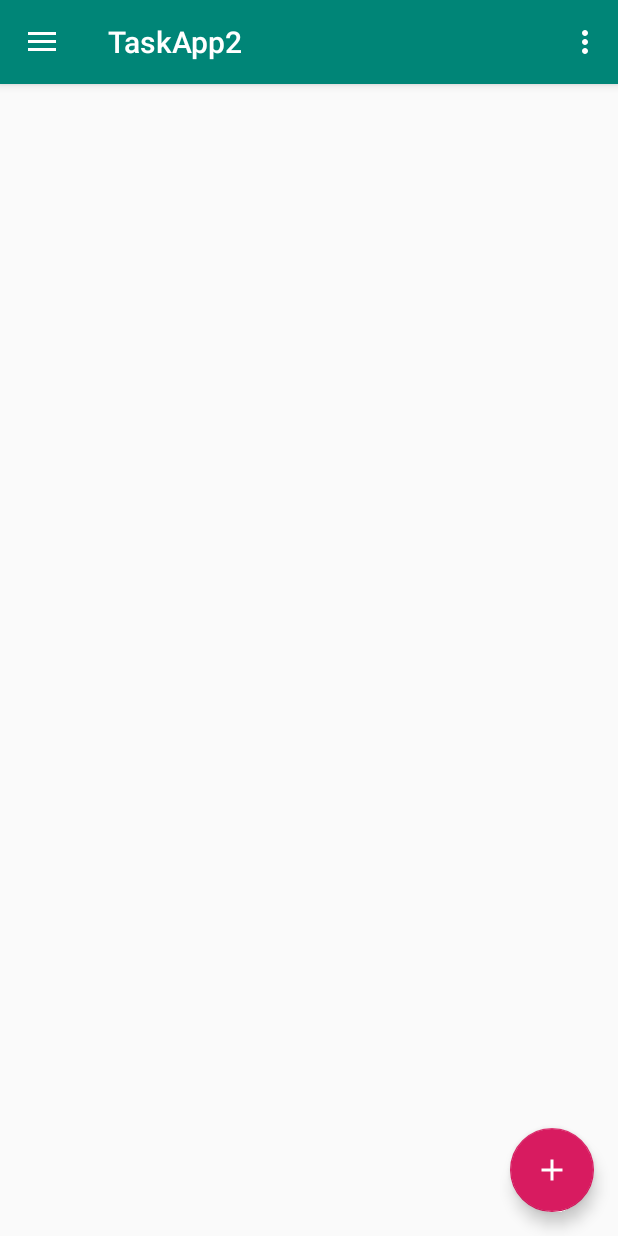
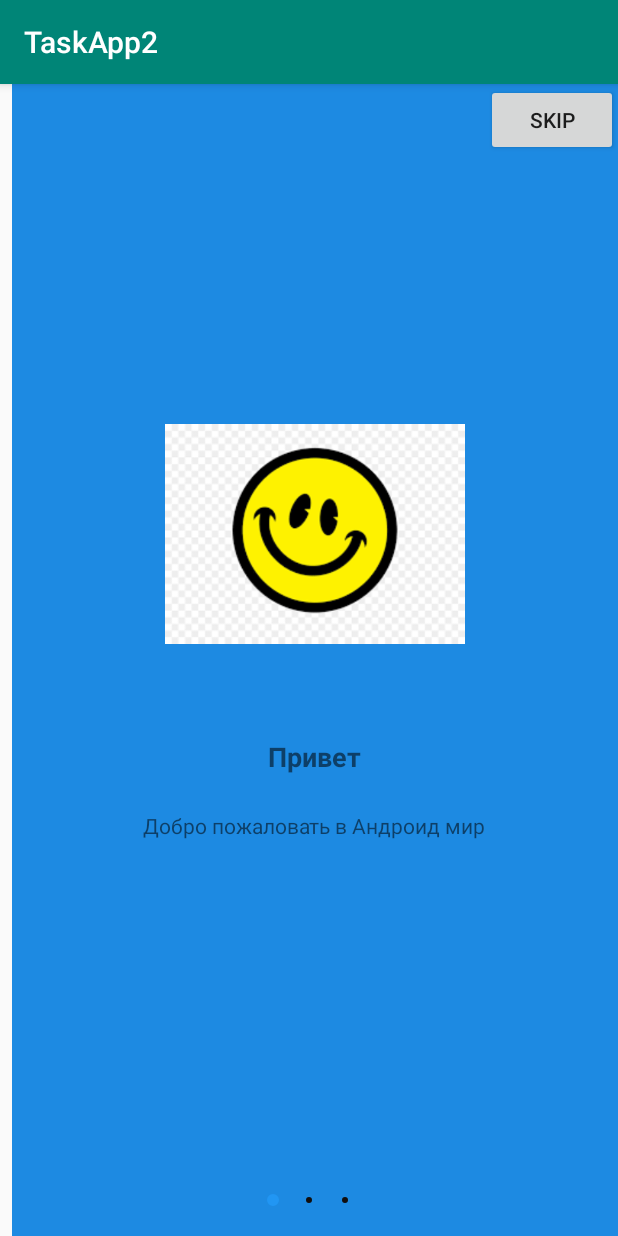
Before and after one commit to Imatkulov/TaskApp2., an Android app: the screen it shows after launch (MainActivity before the commit, OnBoardActivity after it), on a phone screen of 412 x 824 dp. Run offline under Robolectric (Android 15) with nearby library versions, the phone set to English and light mode, and no system bars.

```diff
--- a/app/build.gradle
+++ b/app/build.gradle
@@ -25,6 +25,7 @@ dependencies {
     implementation 'androidx.appcompat:appcompat:1.0.2'
     implementation 'com.google.android.material:material:1.0.0'
     implementation 'androidx.constraintlayout:constraintlayout:1.1.3'
+    implementation 'androidx.legacy:legacy-support-v4:1.0.0'
     testImplementation 'junit:junit:4.12'
     androidTestImplementation 'androidx.test:runner:1.2.0'
     androidTestImplementation 'androidx.test.espresso:espresso-core:3.2.0'
--- a/app/src/main/AndroidManifest.xml
+++ b/app/src/main/AndroidManifest.xml
@@ -9,7 +9,8 @@
         android:roundIcon="@mipmap/ic_launcher_round"
         android:supportsRtl="true"
         android:theme="@style/AppTheme">
-        <activity android:name=".FormActivity"></activity>
+        <activity android:name=".OnBoardActivity"></activity>
+        <activity android:name=".FormActivity" />
         <activity
             android:name=".MainActivity"
             android:label="@string/app_name"
--- /dev/null
+++ b/app/src/main/java/com/taskapp2/BoardFragment.java
@@ -0,0 +1,63 @@
+package com.taskapp2;
+
+
+import android.os.Bundle;
+
+import androidx.fragment.app.Fragment;
+
+import android.view.LayoutInflater;
+import android.view.View;
+import android.view.ViewGroup;
+import android.widget.Button;
+import android.widget.ImageView;
+import android.widget.TextView;
+
+
+/**
+ * A simple {@link Fragment} subclass.
+ */
+public class BoardFragment extends Fragment {
+
+
+    public BoardFragment() {
+        // Required empty public constructor
+    }
+
+
+    @Override
+    public View onCreateView(LayoutInflater inflater, ViewGroup container,
+                             Bundle savedInstanceState) {
+        // Inflate the layout for this fragment
+        View view = inflater.inflate(R.layout.fragment_board, container, false);
+        TextView textTitle = view.findViewById(R.id.textTitle);
+        TextView textDesc = view.findViewById(R.id.textDesc);
+        ImageView imageView = view.findViewById(R.id.imageView);
+        Button button = view.findViewById(R.id.button);
+        int pos =getArguments().getInt("pos");
+        switch (pos){
+            case 0:
+                textTitle.setText("Привет");
+                textDesc.setText("Добро пожаловать в Андроид мир");
+                imageView.setImageResource(R.drawable.smile1);
+                view.setBackgroundColor(getResources().getColor(R.color.colorBlue));
+                button.setVisibility(view.INVISIBLE);
+                break;
+            case 1:
+                textTitle.setText("Как дела?");
+                textDesc.setText("Second page");
+                imageView.setImageResource(R.drawable.smile2);
+                view.setBackgroundColor(getResources().getColor(R.color.colorGreen));
+                button.setVisibility(view.INVISIBLE);
+                break;
+            case 2:
+                textTitle.setText("Что делаешь?");
+                textDesc.setText("Что делаешь мир ?");
+                imageView.setImageResource(R.drawable.smile3);
+                view.setBackgroundColor(getResources().getColor(R.color.colorYellow));
+                button.setVisibility(view.VISIBLE);
+                break;
+        }
+        return view;
+    }
+
+}
--- a/app/src/main/java/com/taskapp2/MainActivity.java
+++ b/app/src/main/java/com/taskapp2/MainActivity.java
@@ -37,6 +37,11 @@ public class MainActivity extends AppCompatActivity
     @Override
     protected void onCreate(Bundle savedInstanceState) {
         super.onCreate(savedInstanceState);
+        if (true){
+            startActivity(new Intent(this, OnBoardActivity.class));
+            finish();
+            return;
+        }
         setContentView(R.layout.activity_main);
         Toolbar toolbar = findViewById(R.id.toolbar);
         setSupportActionBar(toolbar);
@@ -54,6 +59,9 @@ public class MainActivity extends AppCompatActivity
         drawer.addDrawerListener(toggle);
         toggle.syncState();
         navigationView.setNavigationItemSelectedListener(this);
+
+
+
         InitList();
     }
 
--- /dev/null
+++ b/app/src/main/java/com/taskapp2/OnBoardActivity.java
@@ -0,0 +1,49 @@
+package com.taskapp2;
+
+import android.os.Bundle;
+import android.widget.TableLayout;
+
+import androidx.appcompat.app.AppCompatActivity;
+import androidx.fragment.app.Fragment;
+import androidx.fragment.app.FragmentManager;
+import androidx.fragment.app.FragmentStatePagerAdapter;
+import androidx.viewpager.widget.ViewPager;
+
+import com.google.android.material.tabs.TabLayout;
+
+public class OnBoardActivity extends AppCompatActivity {
+    private ViewPager viewPager;
+    TabLayout tabLayout;
+
+    @Override
+    protected void onCreate(Bundle savedInstanceState) {
+        super.onCreate(savedInstanceState);
+        setContentView(R.layout.activity_on_board);
+        viewPager = findViewById(R.id.viewPager);
+        SectionPagerAdapter adapter = new SectionPagerAdapter(getSupportFragmentManager());
+        viewPager.setAdapter(adapter);
+        tabLayout = findViewById(R.id.Tab_layout);
+        tabLayout.setupWithViewPager(viewPager, true);
+        viewPager.setAdapter(adapter);
+
+    }
+    public class SectionPagerAdapter extends FragmentStatePagerAdapter {
+            public SectionPagerAdapter(FragmentManager fm) {
+                super(fm);
+            }
+
+        @Override
+        public Fragment getItem(int position) {
+            BoardFragment fragment = new BoardFragment();
+            Bundle bundle = new Bundle();
+            bundle.putInt("pos", position);
+            fragment.setArguments(bundle);
+            return fragment;
+        }
+
+        @Override
+        public int getCount() {
+            return 3;
+        }
+    }
+}
--- /dev/null
+++ b/app/src/main/res/drawable/default_dot.xml
@@ -0,0 +1,8 @@
+<?xml version="1.0" encoding="utf-8"?>
+<shape xmlns:android="http://schemas.android.com/apk/res/android"
+    android:innerRadius="0dp"
+    android:shape="ring"
+    android:thickness="2dp"
+    android:useLevel="false">
+    <solid android:color="#110E0D"/>
+</shape>
--- /dev/null
+++ b/app/src/main/res/drawable/selected_dot.xml
@@ -0,0 +1,9 @@
+<?xml version="1.0" encoding="utf-8"?>
+<shape
+    android:innerRadius="0dp"
+    android:shape="ring"
+    android:thickness="4dp"
+    android:useLevel="false"
+    xmlns:android="http://schemas.android.com/apk/res/android">
+    <solid android:color="#2196F3"/>
+</shape>
--- /dev/null
+++ b/app/src/main/res/drawable/tab_selector.xml
@@ -0,0 +1,8 @@
+<?xml version="1.0" encoding="utf-8"?>
+<selector xmlns:android="http://schemas.android.com/apk/res/android">
+
+    <item android:drawable="@drawable/selected_dot"
+        android:state_selected="true"/>
+
+    <item android:drawable="@drawable/default_dot"/>
+</selector>
--- /dev/null
+++ b/app/src/main/res/layout/activity_on_board.xml
@@ -0,0 +1,36 @@
+<?xml version="1.0" encoding="utf-8"?>
+<RelativeLayout
+    xmlns:android="http://schemas.android.com/apk/res/android"
+    xmlns:app="http://schemas.android.com/apk/res-auto"
+    xmlns:tools="http://schemas.android.com/tools"
+    android:layout_width="match_parent"
+    android:layout_height="match_parent"
+    tools:context=".OnBoardActivity">
+
+    <androidx.viewpager.widget.ViewPager
+        android:id="@+id/viewPager"
+        android:layout_width="match_parent"
+        android:layout_height="wrap_content"
+        android:layout_alignParentStart="true"
+        android:layout_alignParentTop="true"
+        android:layout_marginStart="8dp"
+        android:layout_marginTop="-23dp" />
+
+    <com.google.android.material.tabs.TabLayout
+        android:id="@+id/Tab_layout"
+        android:layout_width="match_parent"
+        android:layout_height="wrap_content"
+        android:layout_alignParentStart="true"
+        android:layout_alignParentBottom="true"
+        app:tabBackground="@drawable/tab_selector"
+        app:tabGravity="center"
+        app:tabIndicatorHeight="0dp" />
+
+    <Button
+        android:id="@+id/buttonSkip"
+        android:layout_width="wrap_content"
+        android:layout_height="wrap_content"
+        android:layout_alignParentRight="true"
+        android:text="skip"/>
+
+</RelativeLayout>
--- /dev/null
+++ b/app/src/main/res/layout/fragment_board.xml
@@ -0,0 +1,42 @@
+<?xml version="1.0" encoding="utf-8"?>
+<LinearLayout
+    xmlns:android="http://schemas.android.com/apk/res/android"
+    xmlns:tools="http://schemas.android.com/tools"
+    android:layout_width="match_parent"
+    android:layout_height="match_parent"
+    android:orientation="vertical"
+    android:gravity="center"
+    tools:context=".BoardFragment">
+
+
+    <ImageView
+        android:id="@+id/imageView"
+        android:layout_width="200dp"
+        android:layout_height="200dp"
+        android:src="@drawable/smile1"/>
+
+    <TextView
+        android:id="@+id/textTitle"
+        android:layout_width="wrap_content"
+        android:layout_height="wrap_content"
+        android:layout_marginTop="36dp"
+        android:text="@string/hello_blank_fragment"
+        android:textSize="18sp"
+        android:textStyle="bold"/>
+
+    <TextView
+        android:id="@+id/textDesc"
+        android:layout_width="wrap_content"
+        android:layout_height="wrap_content"
+        android:layout_marginTop="24dp"
+        android:text="@string/hello_blank_fragment"/>
+
+    <Button
+        android:id="@+id/button"
+        android:layout_width="fill_parent"
+        android:layout_height="40dp"
+        android:layout_alignParentBottom="true"
+        android:text="Start"/>
+
+
+</LinearLayout>
--- a/app/src/main/res/values/colors.xml
+++ b/app/src/main/res/values/colors.xml
@@ -3,4 +3,9 @@
     <color name="colorPrimary">#008577</color>
     <color name="colorPrimaryDark">#00574B</color>
     <color name="colorAccent">#D81B60</color>
+    <color name="colorRed">#FF5722</color>
+
+    <color name="colorBlue">#1D8AE2</color>
+    <color name="colorGreen">#4CAF79</color>
+    <color name="colorYellow">#FFB73B</color>
 </resources>
--- a/app/src/main/res/values/strings.xml
+++ b/app/src/main/res/values/strings.xml
@@ -13,4 +13,8 @@
     <string name="menu_tools">Tools</string>
     <string name="menu_share">Share</string>
     <string name="menu_send">Send</string>
+
+    <!-- TODO: Remove or change this placeholder text -->
+    <string name="hello_blank_fragment">Hello blank fragment</string>
+    <string name="scip">Scip</string>
 </resources>
```
Also changed, not shown: app/src/main/res/drawable/smile1.png (added), app/src/main/res/drawable/smile2.jpg (added), app/src/main/res/drawable/smile3.jpg (added).
